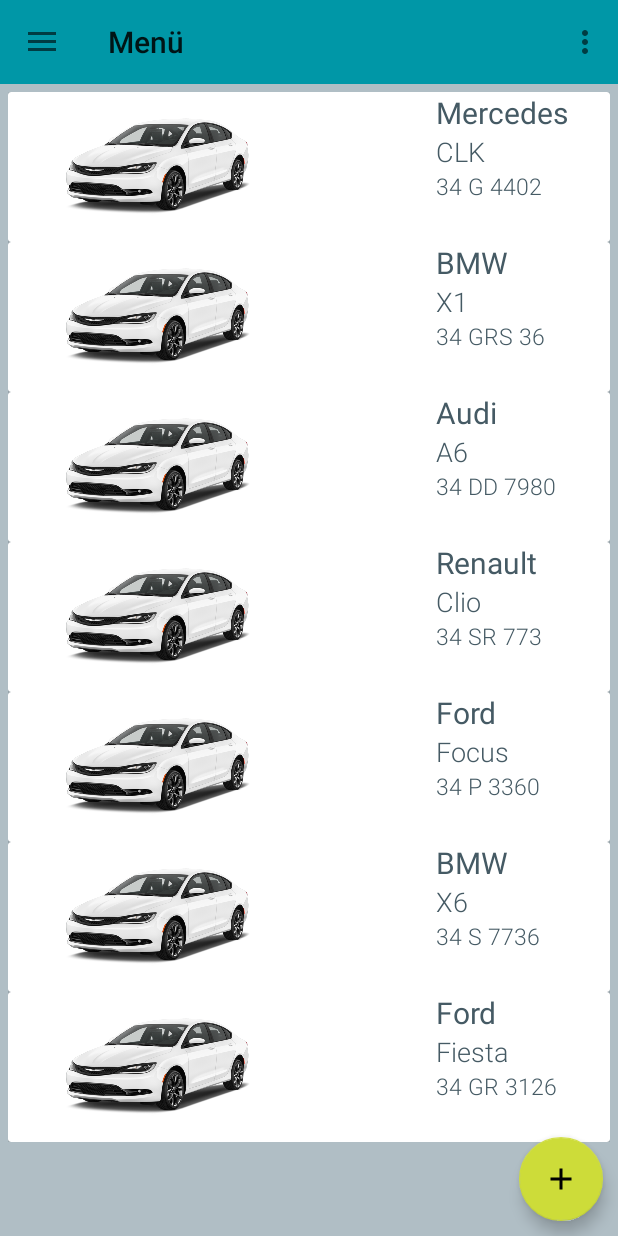
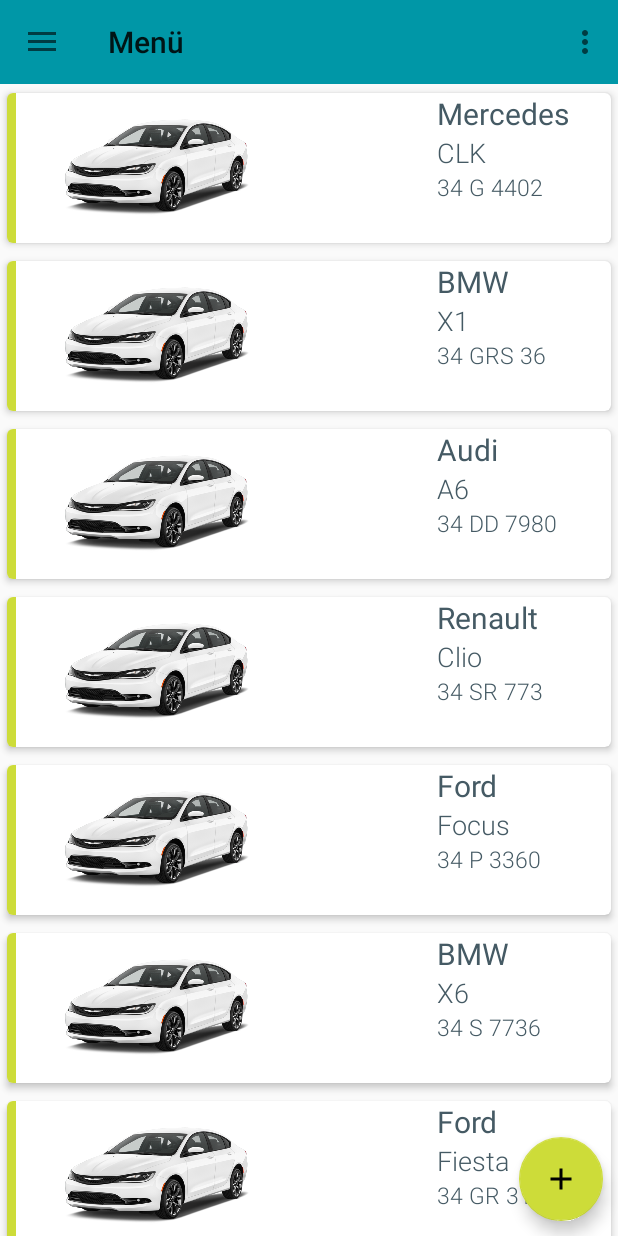
Before and after one commit to yhaznedar/MTMIRepo, an Android app: the screen it shows after launch once a user with an empty profile is signed in (MainActivity), on a phone screen of 412 x 824 dp. Run offline under Robolectric (Android 15) with nearby library versions, the phone set to English and light mode, and no system bars; our stand-ins replace Firebase (no records; nobody signed in at launch, a user with empty details on screens opened directly); 4 statements that could not run were skipped.

Commit message:
Görsel Güncelleme-Swipe/Move
Recyleview swipe move olayları eklendi. MainActivity üzerinde görsel iyileştirmeler. Veritabanı bağlantısı yapılması gerek.

```diff
--- a/MTMI-master/app/build.gradle
+++ b/MTMI-master/app/build.gradle
@@ -29,6 +29,8 @@
     compile 'com.android.support:design:23.1.1'
     compile 'com.android.support:cardview-v7:23.0.+'
     compile 'com.android.support:recyclerview-v7:23.0.+'
+
+
 }
 
 
--- a/MTMI-master/app/src/main/AndroidManifest.xml
+++ b/MTMI-master/app/src/main/AndroidManifest.xml
@@ -25,7 +25,8 @@
         <activity
             android:name=".MainActivity"
             android:label="@string/title_activity_main"
-            android:theme="@style/AppTheme.NoActionBar" />
+            android:theme="@style/AppTheme.NoActionBar"
+            />
         <activity
             android:name=".hataActivity"
             android:theme="@style/AppTheme.NoActionBar" />
@@ -44,7 +45,7 @@
         <activity
             android:name=".AddingCarActivity"
             android:theme="@style/AppTheme.NoActionBar" />
-        <activity android:name=".RecyclerView"></activity>
+
     </application>
 
 </manifest>
--- a/MTMI-master/app/src/main/java/com/mtmi/carapp/ArabaAdapter.java
+++ b/MTMI-master/app/src/main/java/com/mtmi/carapp/ArabaAdapter.java
@@ -58,6 +58,9 @@
             varacModel = (TextView)  v.findViewById(R.id.arac_model);
             varacPlaka = (TextView)  v.findViewById(R.id.arac_plaka);
 
+
+
+
         }
     }
 
--- a/MTMI-master/app/src/main/java/com/mtmi/carapp/MainActivity.java
+++ b/MTMI-master/app/src/main/java/com/mtmi/carapp/MainActivity.java
@@ -1,6 +1,7 @@
 package com.mtmi.carapp;
 
 import android.app.Activity;
+import android.app.Dialog;
 import android.app.ProgressDialog;
 import android.content.Intent;
 import android.content.res.TypedArray;
@@ -9,8 +10,11 @@
 import android.support.annotation.NonNull;
 import android.support.design.widget.FloatingActionButton;
 import android.support.design.widget.Snackbar;
+import android.support.v4.widget.SwipeRefreshLayout;
 import android.support.v7.widget.LinearLayoutManager;
 import android.support.v7.widget.RecyclerView;
+import android.support.v7.widget.helper.ItemTouchHelper;
+import android.text.Html;
 import android.util.Log;
 import android.view.View;
 import android.support.design.widget.NavigationView;
@@ -48,19 +52,23 @@
 
     private List<Araba> arabalar;
     private RecyclerView rv;
-
+    private SwipeRefreshLayout mSwipeRefreshLayout;
 
     @Override
     protected void onCreate(Bundle savedInstanceState) {
         super.onCreate(savedInstanceState);
-        setContentView(R.layout.activity_main);
+
+
 
         firebaseAuth = FirebaseAuth.getInstance();
 
         if(firebaseAuth.getCurrentUser()==null){
+
+            startActivity(new Intent(this,LoginActivity.class));
             finish();
-            startActivity(new Intent(this,LoginActivity.class));
         }
+
+        setContentView(R.layout.activity_main);
 
 
         fab= (FloatingActionButton) findViewById(R.id.eklebutonu);
@@ -102,9 +110,30 @@
         initializeData();
         initializeAdapter();
 
+        ItemTouchHelper.SimpleCallback simpleItemTouchCallback = new ItemTouchHelper.SimpleCallback(0, ItemTouchHelper.LEFT | ItemTouchHelper.RIGHT) { //SWIPE OLAYI
+
+            @Override
+            public boolean onMove(RecyclerView recyclerView, RecyclerView.ViewHolder viewHolder, RecyclerView.ViewHolder target) {
+                return false;
+            }
+
+            @Override
+            public void onSwiped(RecyclerView.ViewHolder viewHolder, int swipeDir) {
+                //Remove swiped item from list and notify the RecyclerView
+            }
+        };
+
+        ItemTouchHelper itemTouchHelper = new ItemTouchHelper(simpleItemTouchCallback);
+        itemTouchHelper.attachToRecyclerView(rv);
 
 
-
+       /* mSwipeRefreshLayout.setOnRefreshListener(new SwipeRefreshLayout.OnRefreshListener() {  //YENİLE OLAYI
+            @Override
+            public void onRefresh() {
+                // Refresh items
+                refreshItems();
+            }
+        });*/
 
 
     }
@@ -220,6 +249,22 @@
 
 
 
+    /*private void refreshItems() {
+        // Load items
+        // ...
+
+        // Load complete
+        onItemsLoadComplete();
+    }
+
+    private void onItemsLoadComplete() {
+        // Update the adapter and notify data set changed
+        // ...
+
+        // Stop refresh animation
+        mSwipeRefreshLayout.setRefreshing(false);
+    }*/
+
 
 
 
--- a/MTMI-master/app/src/main/res/layout/activity_sign_up.xml
+++ b/MTMI-master/app/src/main/res/layout/activity_sign_up.xml
@@ -11,6 +11,7 @@
     tools:context="com.mtmi.carapp.SignUp"
     android:background="@drawable/naa">
     <!-- Kayit Ekrani -->
+
     <ImageView
         android:layout_width="wrap_content"
         android:layout_height="153dp"
@@ -112,4 +113,5 @@
         android:layout_marginTop="22dp"
         android:layout_marginBottom="2dp"
         android:layout_below="@+id/buttonKaydet"/>
+
 </RelativeLayout>
--- a/MTMI-master/app/src/main/res/layout/cardview.xml
+++ b/MTMI-master/app/src/main/res/layout/cardview.xml
@@ -1,16 +1,20 @@
 <android.support.v7.widget.CardView android:layout_width="match_parent"
     android:layout_height="wrap_content"
+    xmlns:app="http://schemas.android.com/apk/res-auto"
     android:id="@+id/card_view"
-
+    app:cardCornerRadius="4dp"
+    app:cardElevation="3dp"
+    app:cardUseCompatPadding="true"
 
     xmlns:android="http://schemas.android.com/apk/res/android">
+    <FrameLayout
+        android:background="@color/colorThird"
+        android:layout_width="6dp"
+        android:layout_height="match_parent"/>
 
     <RelativeLayout
         android:layout_width="match_parent"
-        android:layout_height="wrap_content"
-
-        >
-
+        android:layout_height="wrap_content">
         <ImageView
             android:layout_width="200dp"
             android:layout_height="100dp"
@@ -27,6 +31,7 @@
             android:hint="Marka"
             android:textSize="20dp"
             android:textColor="@color/colorTextt"
+
             />
 
         <TextView
--- a/MTMI-master/app/src/main/res/layout/content_main.xml
+++ b/MTMI-master/app/src/main/res/layout/content_main.xml
@@ -4,7 +4,7 @@
     xmlns:android="http://schemas.android.com/apk/res/android"
     android:layout_height="match_parent"
     android:layout_width="match_parent"
-    android:background="#B0BEC5"
+
     >
     <android.support.design.widget.AppBarLayout
         android:layout_width="match_parent"
@@ -17,20 +17,28 @@
         android:layout_width="match_parent"
         android:layout_height="?attr/actionBarSize"
         android:background="#0097A7"
-        app:popupTheme="@style/AppTheme.PopupOverlay" />
+        app:popupTheme="@style/AppTheme.NoActionBar" />
+
     <LinearLayout xmlns:android="http://schemas.android.com/apk/res/android"
         android:layout_width="match_parent" android:layout_height="match_parent"
         android:layout_marginTop="?attr/actionBarSize"
         android:weightSum="1"
         >
+        <android.support.v4.widget.SwipeRefreshLayout
+            android:id="@+id/swipeRefreshLayout"
+            android:layout_width="match_parent"
+            android:layout_height="match_parent">
+
 
         <android.support.v7.widget.RecyclerView
             android:layout_width="match_parent"
             android:layout_height="wrap_content"
             android:id="@+id/cv"
-            android:padding="5dp">
+            android:elevation="4dp"
+            >
+            </android.support.v7.widget.RecyclerView>
 
-        </android.support.v7.widget.RecyclerView>
+        </android.support.v4.widget.SwipeRefreshLayout>
 
     </LinearLayout>
 
@@ -48,4 +56,5 @@
         android:clickable="true"
         android:layout_gravity="bottom|end"
         />
+
 </android.support.design.widget.CoordinatorLayout>
--- a/MTMI-master/app/src/main/res/values/styles.xml
+++ b/MTMI-master/app/src/main/res/values/styles.xml
@@ -1,19 +1,24 @@
 <resources>
 
     <!-- Base application theme. -->
-    <style name="AppTheme" parent="Theme.AppCompat.Light.DarkActionBar">
-        <!-- Customize your theme here. -->
+    <style name="AppTheme" parent="Theme.AppCompat.Light.NoActionBar">
         <item name="colorPrimary">@color/colorPrimary</item>
+
     </style>
 
     <style name="AppTheme.NoActionBar">
-        <item name="windowActionBar">false</item>
-        <item name="windowNoTitle">true</item>
+            <item name="windowActionBar">false</item>
+            <item name="windowNoTitle">true</item>
+
 
     </style>
 
-    <style name="AppTheme.AppBarOverlay" parent="ThemeOverlay.AppCompat.Dark.ActionBar" />
+    <style name="AppTheme.AppBarOverlay" parent="ThemeOverlay.AppCompat.Dark.ActionBar"/>
+
 
     <style name="AppTheme.PopupOverlay" parent="ThemeOverlay.AppCompat.Light" />
 
-</resources>
+
+
+
+    </resources>
```
Also changed, not shown: MTMI-master/app/src/main/java/com/mtmi/carapp/LoginActivity.java (+12 -12 lines), MTMI-master/app/src/main/java/com/mtmi/carapp/hataActivity.java (+2 -8 lines), MTMI-master/app/src/main/res/drawable/card_edge.xml (added, +8 -0 lines), MTMI-master/app/src/main/res/layout/activity_login.xml (+13 -9 lines), MTMI-master/app/src/main/res/values-v21/styles.xml (+6 -2 lines).
